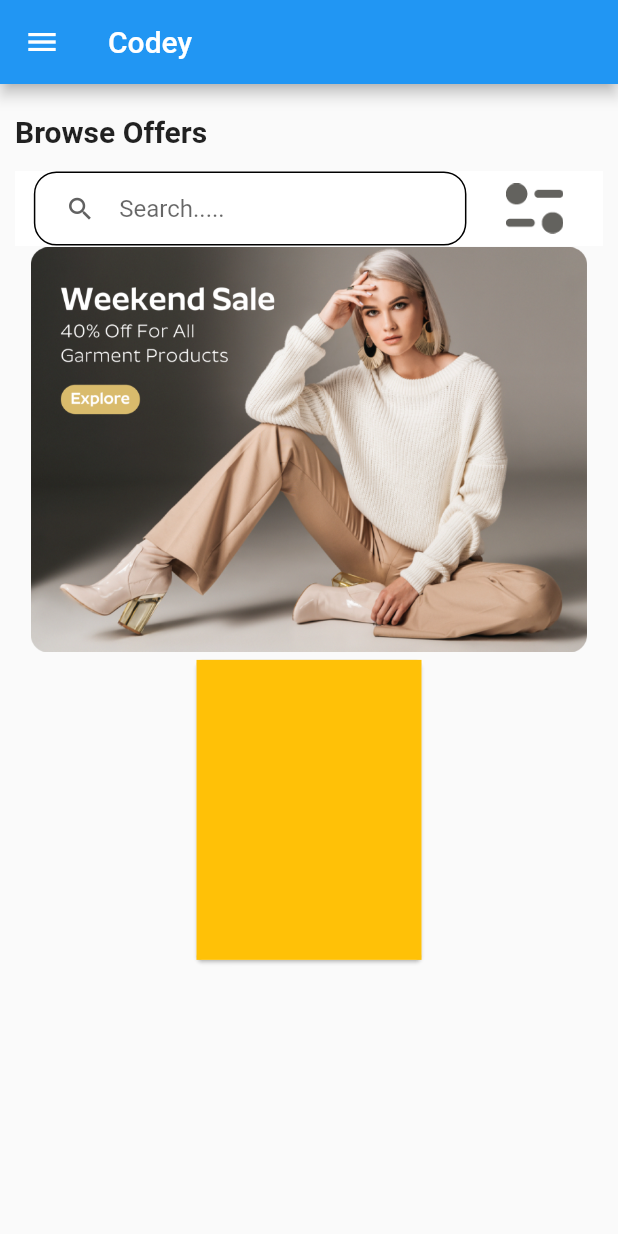
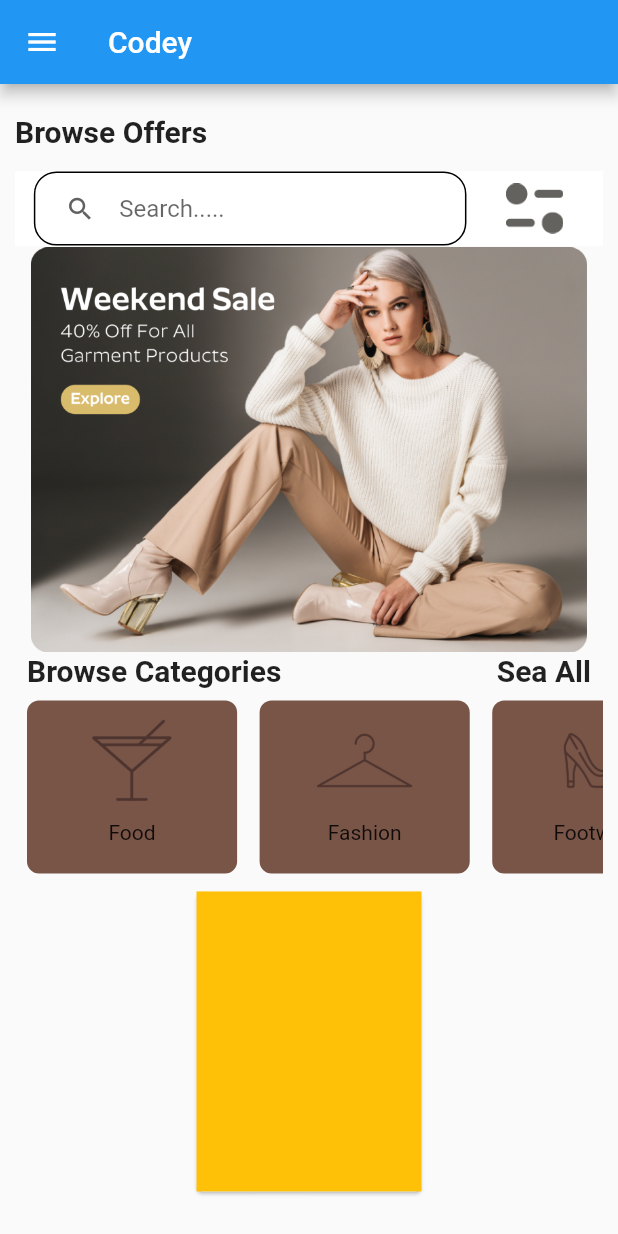
Before and after one commit to abhijitsk/codey, a Flutter app: the BodyPage screen opened directly, on a phone screen of 412 x 824 dp. Run offline on Flutter 3.47's test engine with Material 2 defaults, Android fonts, the light colour scheme and no system bars; our stand-ins replace animated_splash_screen, cloud_firestore, firebase_auth, firebase_core; accounts and stored records are empty.

Commit message:
Database added

```diff
--- a/codey/lib/main.dart
+++ b/codey/lib/main.dart
@@ -2,6 +2,8 @@ import 'package:flutter/material.dart';
 import 'package:firebase_core/firebase_core.dart';
 import 'package:codey/transitions/splash_rotation.dart';
 import 'package:codey/models/fromDatabase.dart';
+
+
 
 
 
@@ -20,9 +22,9 @@ class MyApp extends StatelessWidget{
     return  MaterialApp(
       title: "Codey",
 
-      home: SplashTransition(),
+      //home: SplashTransition(),
 
-      //home: BodyPage(),
+      home: FromDatabase(),
     );
   }
 }
--- /dev/null
+++ b/codey/lib/main_pages/categories.dart
@@ -0,0 +1,138 @@
+import 'package:flutter/material.dart';
+
+class CategoriesHome extends StatelessWidget{
+  @override
+
+  Widget build(BuildContext context){
+    return Column(
+      children: [
+        Row(
+          mainAxisAlignment: MainAxisAlignment.spaceBetween,
+          children: [
+            Padding(
+              padding: const EdgeInsets.only(left :8.0),
+              child: Text(
+                'Browse Categories',
+                style: TextStyle(
+                  fontWeight: FontWeight.bold,
+                  fontSize: 20),
+                ),
+            ),
+
+            Padding(
+              padding: EdgeInsets.only(right: 8.0),
+              child: Text(
+                'Sea All',
+                style: TextStyle(
+                  fontWeight: FontWeight.bold,
+                  fontSize: 20)
+                ),
+
+              ),
+          ],
+        ),
+
+
+        SingleChildScrollView(
+
+          scrollDirection: Axis.horizontal,
+          child: Padding(
+            padding: const EdgeInsets.all(8.0),
+            child: Row(
+              children:[
+                Container(
+                  height: MediaQuery.of(context).size.height*0.14,
+                  width: MediaQuery.of(context).size.width *0.34,
+                  decoration: BoxDecoration(
+                    color: Colors.brown,
+                    borderRadius: BorderRadius.circular(8)),
+                  child: Column(
+                    children: [
+                      InkWell(
+                        child: Image.asset('images/food.png',
+                          height: 80,
+                          color: Colors.brown[800],
+                          ),
+                        ),
+                      Text('Food'),
+
+                    ],
+                  ),
+                ),
+                //---------------------------------------------------------------------------
+                SizedBox(width:15),
+                Container(
+                  height: MediaQuery.of(context).size.height*0.14,
+                  width: MediaQuery.of(context).size.width *0.34,
+                  decoration: BoxDecoration(
+                    color: Colors.brown,
+                    borderRadius: BorderRadius.circular(8)),
+                  child: Column(
+                    children: [
+                      InkWell(
+                        child: Image.asset('images/fashion.png',
+                          height: 80,
+                          color: Colors.brown[800],
+                          ),
+                        ),
+                      Text('Fashion'),
+
+                    ],
+                  ),
+                ),
+                //---------------------------------------------
+                SizedBox(width:15),
+
+                Container(
+                  height: MediaQuery.of(context).size.height*0.14,
+                  width: MediaQuery.of(context).size.width *0.34,
+                  decoration: BoxDecoration(
+                    color: Colors.brown,
+                    borderRadius: BorderRadius.circular(8)),
+                  child: Column(
+                    children: [
+                      InkWell(
+                        child: Image.asset('images/footwear.png',
+                          height: 80,
+                          color: Colors.brown[800],
+                          ),
+                        ),
+                      Text('Footwear'),
+
+                    ],
+                  ),
+                ),
+                //---------------------------------------------------------------------------
+                SizedBox(width:15),
+
+                Container(
+                  height: MediaQuery.of(context).size.height*0.14,
+                  width: MediaQuery.of(context).size.width *0.34,
+                  decoration: BoxDecoration(
+                    color: Colors.brown,
+                    borderRadius: BorderRadius.circular(8)),
+                  child: Column(
+                    children: [
+                      InkWell(
+                        child: Image.asset('images/jewellry.png',
+                          height: 80,
+                          color: Colors.brown[800],
+                          ),
+                        ),
+                      Text('Jewellery'),
+
+                    ],
+                  ),
+                ),
+                //---------------------------------------------------------------------------
+
+
+
+              ]
+            ),
+          ),
+        ),
+      ],
+    );
+  }
+}
--- a/codey/lib/main_pages/homepage.dart
+++ b/codey/lib/main_pages/homepage.dart
@@ -1,5 +1,7 @@
 import 'package:flutter/material.dart';
 import 'package:codey/main_pages/slider.dart';
+
+import 'categories.dart';
 
 class BodyPage extends StatefulWidget {
   @override
@@ -87,7 +89,11 @@ class _BodyPageState extends State<BodyPage> {
               child: Image.asset('images/caraousel.png'),
             ),
 
+
             //-------------------------------------------------------------------------
+
+
+            CategoriesHome(),
             Column(
               mainAxisAlignment: MainAxisAlignment.start,
               children: <Widget>[
--- a/codey/lib/models/fromDatabase.dart
+++ b/codey/lib/models/fromDatabase.dart
@@ -1,10 +1,46 @@
 import 'package:flutter/material.dart';
+import 'package:cloud_firestore/cloud_firestore.dart';
 
-class FromDatabase extends StatelessWidget{
+
+class FromDatabase extends StatefulWidget{
+  @override
+
+  _FromDatabaseState createState()=>_FromDatabaseState();
+}
+
+class _FromDatabaseState extends State<FromDatabase>{
+
+  List<String> docIds = [];
+  final Stream<QuerySnapshot>  database = FirebaseFirestore.instance.collection('Database').snapshots();
+
+  Future getName() async{
+    await FirebaseFirestore.instance.collection('Database').get().then((snapshot) => snapshot.docs.forEach((element) {
+      print(element.reference);
+      docIds.add(element.reference.id);
+    }));
+  }
   @override
 
 
+
   Widget build(BuildContext context){
-    return Scaffold(body: Center(child: Text('HI')),);
+    return Container(
+      child: StreamBuilder<QuerySnapshot>(stream: database,builder: (BuildContext context,AsyncSnapshot<QuerySnapshot>snapshot){
+        if  (snapshot.hasError){
+          return Text('Something Went Wrong');
+        }
+        if (snapshot.connectionState==ConnectionState.waiting){
+          return Text('Connection issue');
+        }
+        final data = snapshot.requireData;
+
+        return ListView.builder(
+          itemCount: data.size,
+          itemBuilder: (context, index){
+            return Text(data.docs[index]['Name']);
+          });
+
+      },) ,);
   }
+
 }
```
Also changed, not shown: codey/pubspec.yaml (+8 -3 lines), codey/pubspec.lock, 2 other files.
